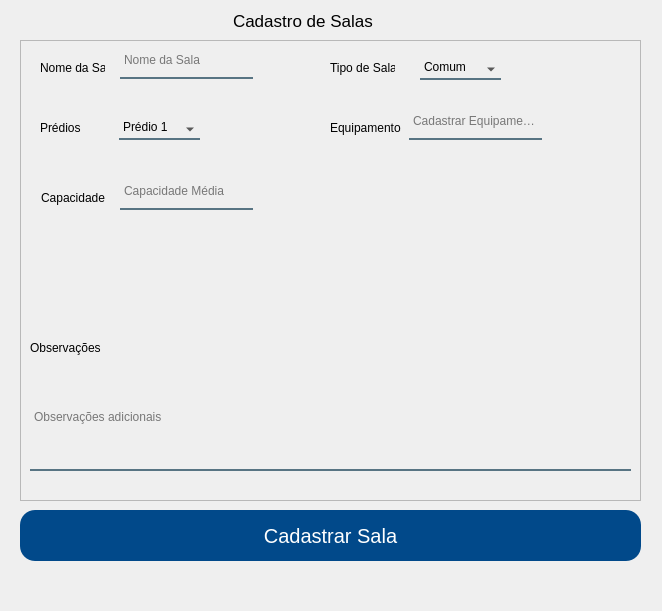
Above: App/view/ui/cadastroSalas.ui from Senac-SOR-ADS/Mapa-de-Sala before the change. Below: the same form after it.
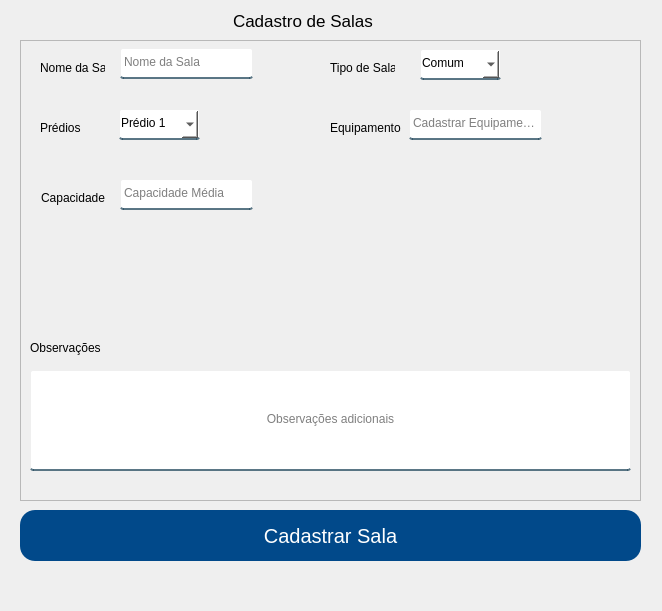
That is the form after the change.

Commit message:
Ajustes nas telas de Cadastros (#143)
* Alteração nas bordas

Alteração feita nas telas de cadastros e editar

* borda arrumada

Alteração na borda do cadastro de pessoas

* Alterações feitas

ComboBox arrumado em algumas telas para não ficar alterável, campo 'alterar cadastro' removido da tela de editar pessoas por não ser necessário e ajustes de campos para ficarem com tamanho iguais

* calendário arrumado

agora o calendário está visível ao ser clicado

* arrumado comboBox

```diff
--- a/App/view/ui/cadastroSalas.ui
+++ b/App/view/ui/cadastroSalas.ui
@@ -15,11 +15,12 @@
   </property>
   <property name="styleSheet">
    <string notr="true">QLineEdit, QComboBox {
-	background-color:rgba(0,0,0,0);
+	background-color: white;
 	border:2px solid rgba(0,0,0,0);
+	border-radius: 3px;
 	border-bottom-color:rgba(46,82,101,200);
 	color:rgb(0,0,0);
-	padding-bottom:7px;
+	padding-bottom:3px;
 }
 
 #cadastrarSala {
@@ -82,6 +83,9 @@
       <height>101</height>
      </rect>
     </property>
+    <property name="alignment">
+     <set>Qt::AlignCenter</set>
+    </property>
     <property name="placeholderText">
      <string>Observações adicionais</string>
     </property>
@@ -127,6 +131,9 @@
       <height>31</height>
      </rect>
     </property>
+    <property name="alignment">
+     <set>Qt::AlignLeading|Qt::AlignLeft|Qt::AlignVCenter</set>
+    </property>
     <property name="placeholderText">
      <string>Capacidade Média</string>
     </property>
@@ -161,16 +168,16 @@
     <property name="geometry">
      <rect>
       <x>99</x>
-      <y>79</y>
+      <y>69</y>
       <width>81</width>
-      <height>21</height>
+      <height>31</height>
      </rect>
     </property>
     <property name="cursor">
      <cursorShape>PointingHandCursor</cursorShape>
     </property>
     <property name="editable">
-     <bool>true</bool>
+     <bool>false</bool>
     </property>
     <property name="currentText">
      <string notr="true">Prédio 1</string>
@@ -206,16 +213,16 @@
     <property name="geometry">
      <rect>
       <x>400</x>
-      <y>19</y>
+      <y>9</y>
       <width>81</width>
-      <height>21</height>
+      <height>31</height>
      </rect>
     </property>
     <property name="cursor">
      <cursorShape>PointingHandCursor</cursorShape>
     </property>
     <property name="editable">
-     <bool>true</bool>
+     <bool>false</bool>
     </property>
     <property name="currentText">
      <string>Comum</string>
```
The commit also changes 11 other files.
